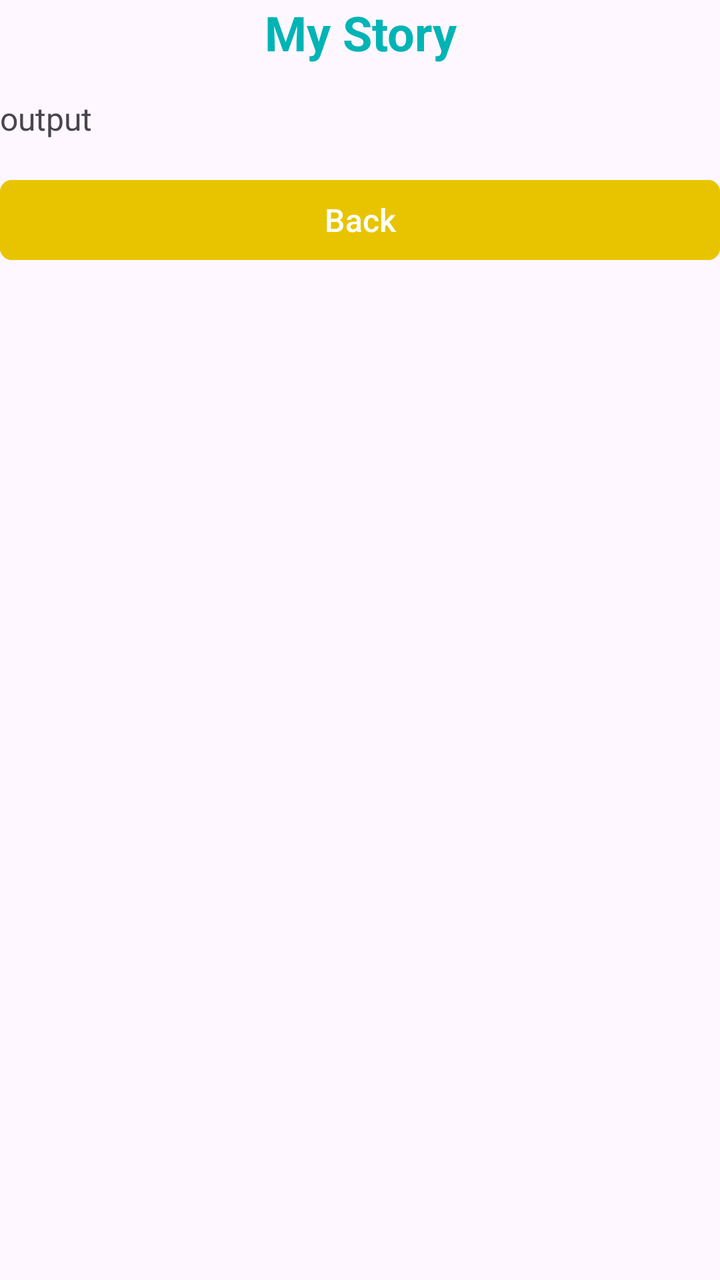
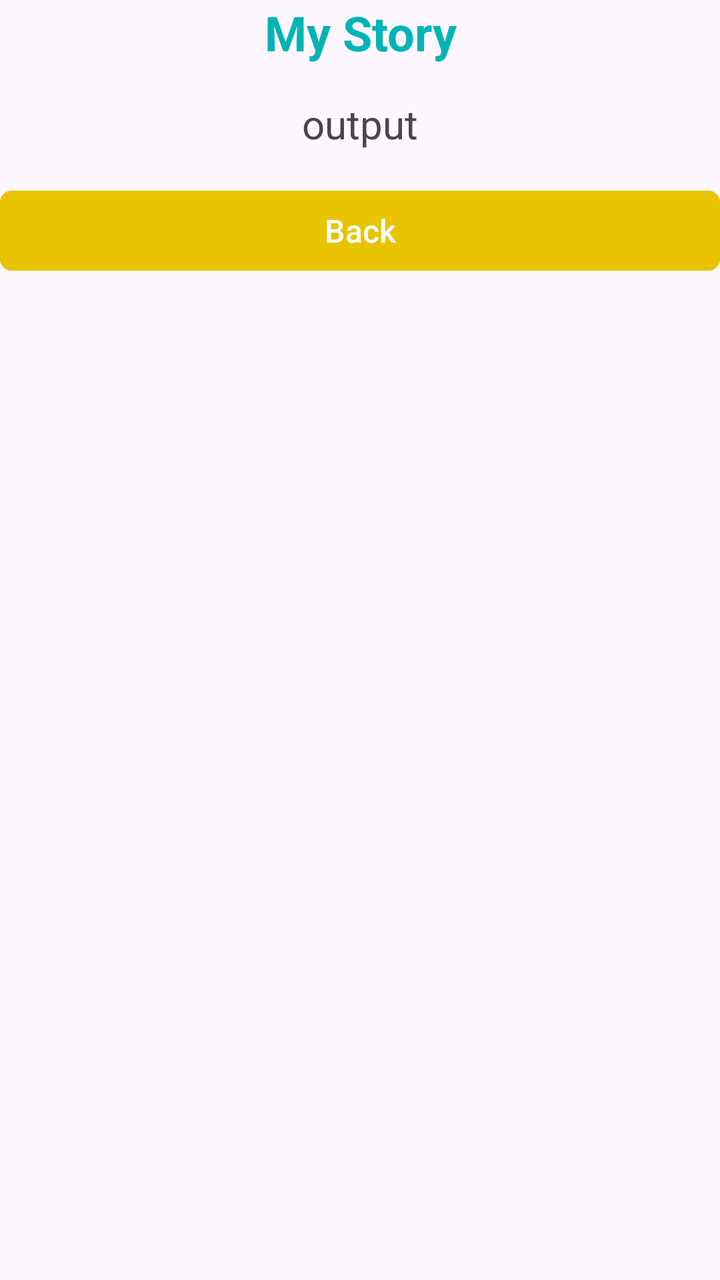

An Android layout rendered at two revisions. The XML below is the earlier revision; the diff shows what the commit changed to produce the second picture.
<!-- AndroidManifest.xml: application theme Theme.Assigment_1 -->
<!-- res/layout/activity_output.xml -->
<?xml version="1.0" encoding="utf-8"?>
<LinearLayout xmlns:android="http://schemas.android.com/apk/res/android"
    xmlns:tools="http://schemas.android.com/tools"
    xmlns:app="http://schemas.android.com/apk/res-auto"
    android:id="@+id/main"
    android:layout_width="match_parent"
    android:layout_height="match_parent"
    android:orientation="vertical"
    android:fitsSystemWindows="true"
    android:layout_margin="16dp"
    tools:context=".OutputActivity">

    <TextView
        android:id="@+id/tv_sa_title"
        android:layout_width="match_parent"
        android:layout_height="wrap_content"
        android:textColor="@color/turquoise"
        android:textSize="24sp"
        android:textStyle="bold"
        android:gravity="center"
        android:text="@string/tv_sa_title" />

    <TextView
        android:id="@+id/tv_output"
        android:layout_width="match_parent"
        android:layout_height="wrap_content"
        android:layout_marginTop="16dp"
        android:textSize="16sp"
        android:text="@string/tv_output" />

    <Button
        android:id="@+id/btn_back"
        android:layout_width="match_parent"
        android:layout_height="wrap_content"
        android:layout_marginTop="16dp"
        android:textSize="16sp"
        app:cornerRadius="6dp"
        android:backgroundTint="@color/yellow"
        android:text="@string/btn_back" />

</LinearLayout>
<!-- resources referenced by this layout -->
<resources>
  <color name="turquoise">#00b4b6</color>
  <color name="yellow">#e8c400</color>
  <string name="btn_back">Back</string>
  <string name="tv_output">output</string>
  <string name="tv_sa_title">My Story</string>
  <style name="Theme.Assigment_1" parent="Base.Theme.Assigment_1" />
  <style name="Base.Theme.Assigment_1" parent="Theme.Material3.DayNight.NoActionBar">
          
          
          <item name="android:textColorHighlight">@color/yellow</item>
      </style>
</resources>

<!-- the commit's change to res/layout/activity_output.xml (unified diff, before → after) -->
@@ -25,7 +25,8 @@
         android:layout_width="match_parent"
         android:layout_height="wrap_content"
         android:layout_marginTop="16dp"
-        android:textSize="16sp"
+        android:textSize="20sp"
+        android:textAlignment="center"
         android:text="@string/tv_output" />
 
     <Button
